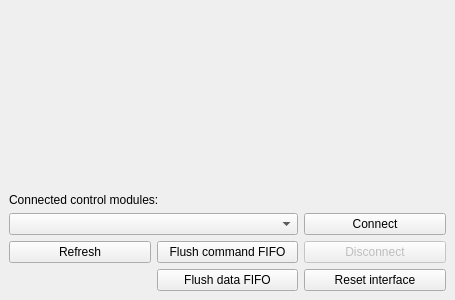
Qt form ui/boardcontrol.ui (MullerGroup/WAND_GUI) before a commit.
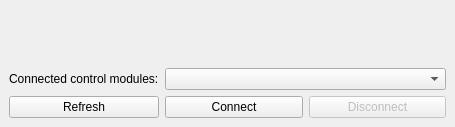
The same form after that commit. Icons and pictures are not drawn.

Commit message: added setup recording button and removed unused buttons

```diff
--- a/ui/boardcontrol.ui
+++ b/ui/boardcontrol.ui
@@ -7,7 +7,7 @@
     <x>0</x>
     <y>0</y>
     <width>455</width>
-    <height>300</height>
+    <height>127</height>
    </rect>
   </property>
   <property name="windowTitle">
@@ -15,6 +15,16 @@
   </property>
   <widget class="QWidget" name="dockWidgetContents">
    <layout class="QGridLayout" name="gridLayout">
+    <item row="3" column="2">
+     <widget class="QPushButton" name="disconnBtn">
+      <property name="enabled">
+       <bool>false</bool>
+      </property>
+      <property name="text">
+       <string>Disconnect</string>
+      </property>
+     </widget>
+    </item>
     <item row="0" column="0">
      <widget class="QLabel" name="label_2">
       <property name="text">
@@ -25,74 +35,30 @@
       </property>
      </widget>
     </item>
+    <item row="3" column="0">
+     <widget class="QPushButton" name="refreshBtn">
+      <property name="text">
+       <string>Refresh</string>
+      </property>
+     </widget>
+    </item>
+    <item row="3" column="1">
+     <widget class="QPushButton" name="connectBtn">
+      <property name="text">
+       <string>Connect</string>
+      </property>
+     </widget>
+    </item>
     <item row="1" column="0">
-     <spacer name="verticalSpacer">
-      <property name="orientation">
-       <enum>Qt::Vertical</enum>
-      </property>
-      <property name="sizeHint" stdset="0">
-       <size>
-        <width>20</width>
-        <height>40</height>
-       </size>
-      </property>
-     </spacer>
-    </item>
-    <item row="2" column="0" colspan="2">
      <widget class="QLabel" name="label">
       <property name="text">
        <string>Connected control modules:</string>
       </property>
      </widget>
     </item>
-    <item row="3" column="0" colspan="2">
+    <item row="1" column="1" colspan="2">
      <widget class="QComboBox" name="selectBox"/>
     </item>
-    <item row="3" column="2">
-     <widget class="QPushButton" name="connectBtn">
-      <property name="text">
-       <string>Connect</string>
-      </property>
-     </widget>
-    </item>
-    <item row="4" column="0">
-     <widget class="QPushButton" name="refreshBtn">
-      <property name="text">
-       <string>Refresh</string>
-      </property>
-     </widget>
-    </item>
-    <item row="4" column="1">
-     <widget class="QPushButton" name="flushCommandBtn">
-      <property name="text">
-       <string>Flush command FIFO</string>
-      </property>
-     </widget>
-    </item>
-    <item row="4" column="2">
-     <widget class="QPushButton" name="disconnBtn">
-      <property name="enabled">
-       <bool>false</bool>
-      </property>
-      <property name="text">
-       <string>Disconnect</string>
-      </property>
-     </widget>
-    </item>
-    <item row="5" column="1">
-     <widget class="QPushButton" name="flushDataBtn">
-      <property name="text">
-       <string>Flush data FIFO</string>
-      </property>
-     </widget>
-    </item>
-    <item row="5" column="2">
-     <widget class="QPushButton" name="resetBtn">
-      <property name="text">
-       <string>Reset interface</string>
-      </property>
-     </widget>
-    </item>
    </layout>
   </widget>
  </widget>
```
The commit also changes 6 other files.
